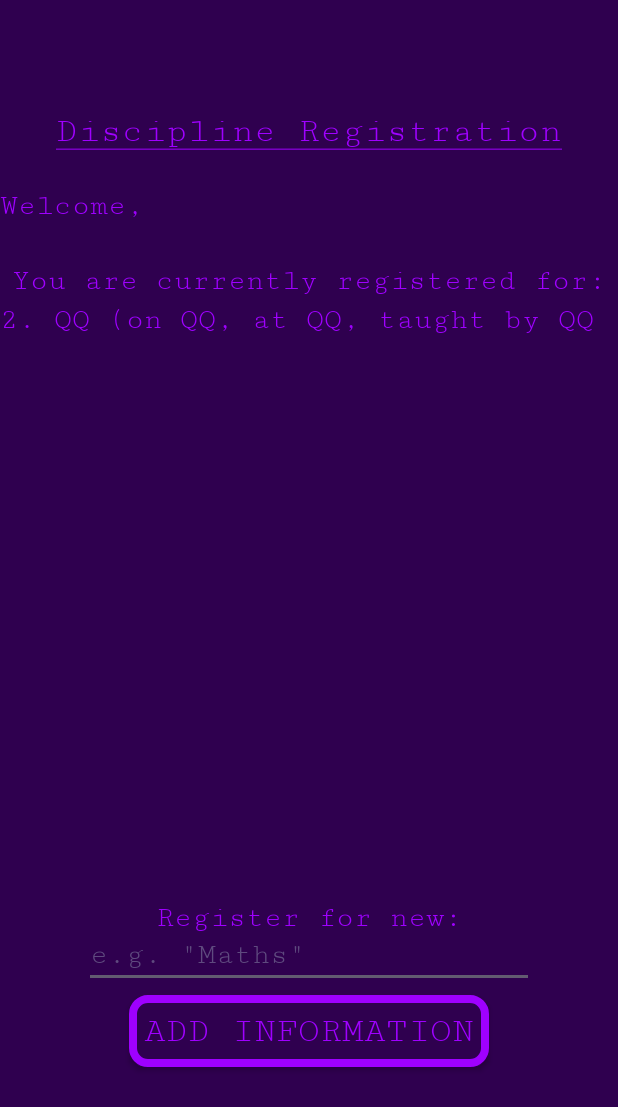
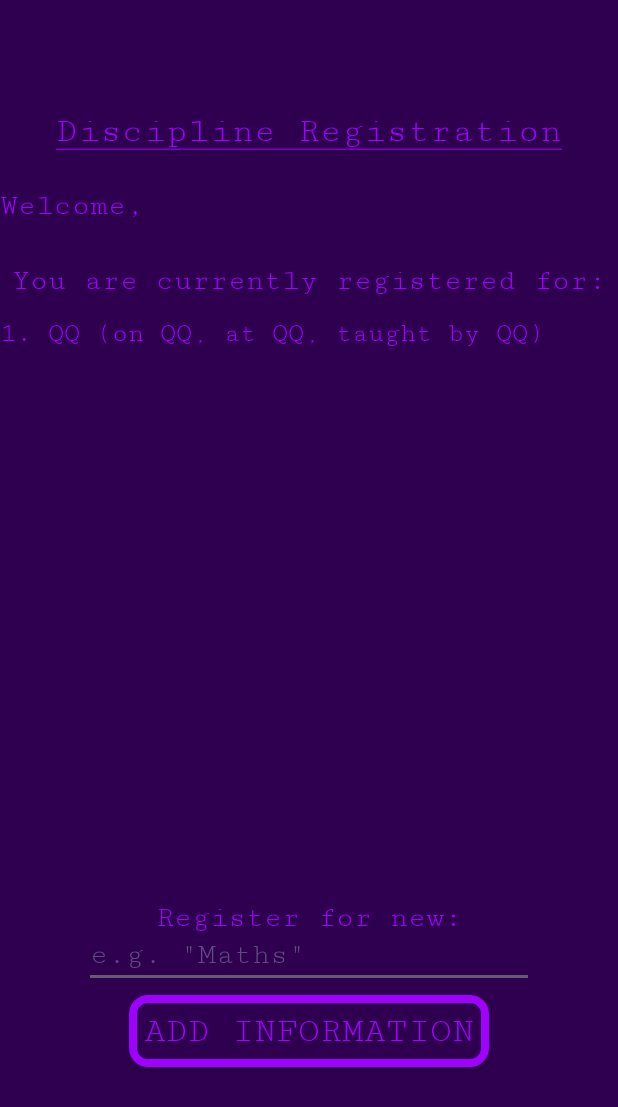
Before and after one commit to NonannouncedSpy/uni-androiddev-4, an Android app: the DisciplineRegisterActivity screen opened directly, with no data from a screen before it, after a tap on "ADD INFORMATION", on a phone screen of 412 x 824 dp. Shown: the top 1107 px of the screen. Run offline under Robolectric (Android 15) with nearby library versions, the phone set to English and light mode, and no system bars.

Commit message:
Make list in RegisterActivity actually scroll duh

```diff
--- a/app/src/main/java/com/ygg/uni_androiddev_4/DisciplineRegisterActivity.java
+++ b/app/src/main/java/com/ygg/uni_androiddev_4/DisciplineRegisterActivity.java
@@ -1,6 +1,7 @@
 package com.ygg.uni_androiddev_4;
 
 import android.os.Bundle;
+import android.text.method.ScrollingMovementMethod;
 import android.widget.Button;
 import android.widget.TextView;
 
@@ -17,12 +18,12 @@ public class DisciplineRegisterActivity extends AppCompatActivity {
         StringBuilder discListBuilder = new StringBuilder();
         int num = 1;
         for (Discipline dscp : registeredDisciplines) {
-            discListBuilder.append(num+1).append(". ")
+            discListBuilder.append(num).append(". ")
                     .append(dscp.getName()).append(" (")
                     .append("on ").append(dscp.getLessonDay())
                     .append(", at ").append(dscp.getTime())
                     .append(", taught by ").append(dscp.getTeacher())
-                    .append("\n");
+                    .append(")\n");
             num++;
         }
         String finalList = discListBuilder.toString();
@@ -45,5 +46,8 @@ public class DisciplineRegisterActivity extends AppCompatActivity {
 
         final Button dataButton = findViewById(R.id.reg_button);
         dataButton.setOnClickListener(v -> addDisciplineData());
+
+        final TextView discListView = findViewById(R.id.reg_list);
+        discListView.setMovementMethod(new ScrollingMovementMethod());
     }
 }
--- a/app/src/main/res/layout/activity_discipline_register.xml
+++ b/app/src/main/res/layout/activity_discipline_register.xml
@@ -78,10 +78,10 @@
     <TextView
         android:id="@+id/reg_list"
         android:layout_width="match_parent"
-        android:layout_height="200sp"
-        android:textSize="20sp"
+        android:layout_height="180sp"
+        android:textSize="18sp"
         android:layout_marginTop="-220dp"
-        android:scrollbarAlwaysDrawVerticalTrack="true"
+        android:scrollbars="vertical"
         android:fadeScrollbars="false"
         app:layout_constraintBottom_toBottomOf="parent"
         app:layout_constraintEnd_toEndOf="parent"
```
